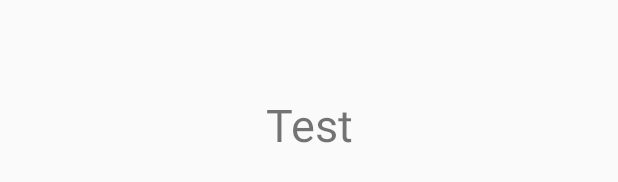
After one commit to BL-CoderOvertime/Project-Week-Unit-2, an Android app: the layout layout_dialog_fragment.xml on its own in the app's theme, with its tools: preview values and no code run, on a phone screen of 412 x 824 dp. The commit adds this screen. Shown: the part 494-676 px from the top of the screen. Run offline under Robolectric (Android 15) with nearby library versions, the phone set to English and light mode, and no system bars.

Commit message:
setup Dialog fragment to launch from MenuItemRecyclerView (To allow for reviews and display has eaten option)

```diff
--- a/app/src/main/java/com/example/projectweekunit2/MenuItemListActivity.java
+++ b/app/src/main/java/com/example/projectweekunit2/MenuItemListActivity.java
@@ -27,7 +27,7 @@ public class MenuItemListActivity extends AppCompatActivity {
 		Bundle data = this.getIntent().getBundleExtra("bundle_key");
 		 ArrayList<MenuItem> menuItems = data.getParcelableArrayList("restaurant_key");
 
-		listAdapter = new MenuItemListAdapter(menuItems);
+		listAdapter = new MenuItemListAdapter(menuItems, this);
 		LinearLayoutManager layoutManager = new LinearLayoutManager(this);
 
 		recyclerView.setAdapter(listAdapter);
--- a/app/src/main/java/com/example/projectweekunit2/RestaurantListActivity.java
+++ b/app/src/main/java/com/example/projectweekunit2/RestaurantListActivity.java
@@ -7,6 +7,7 @@ import android.os.Bundle;
 import android.support.v7.widget.LinearLayoutManager;
 import android.support.v7.widget.RecyclerView;
 import android.support.v7.widget.Toolbar;
+import android.view.View;
 import android.widget.LinearLayout;
 
 import java.util.ArrayList;
@@ -57,6 +58,7 @@ public class RestaurantListActivity extends AppCompatActivity {
 				this, drawerLayout, toolbar, R.string.open_drawer, R.string.close_drawer);
 		drawerLayout.addDrawerListener(toggle);
 		toggle.syncState();
+		drawerLayout.setVisibility(View.VISIBLE);
 
 
 	}
--- a/app/src/main/res/layout/activity_menu_item_list.xml
+++ b/app/src/main/res/layout/activity_menu_item_list.xml
@@ -6,7 +6,7 @@
     android:layout_height="match_parent"
     tools:context=".MenuItemListActivity">
 
-
+<include layout="@layout/menu_drawer_layout" />
 
     <android.support.v7.widget.RecyclerView
         android:id="@+id/menu_item_recycler_view"
@@ -15,5 +15,5 @@
         android:layout_width="match_parent"
         android:layout_height="wrap_content"
         tools:listitem="@layout/menu_list_content"/>
-    <include layout="@layout/menu_drawer_layout" />
+
 </android.support.constraint.ConstraintLayout>
--- a/app/src/main/res/layout/activity_restaurant_list.xml
+++ b/app/src/main/res/layout/activity_restaurant_list.xml
@@ -7,6 +7,7 @@
     tools:context=".RestaurantListActivity">
 
 
+<include layout="@layout/menu_drawer_layout" />
 
     <android.support.v7.widget.RecyclerView
         android:id="@+id/restaurant_list_recycler_view"
@@ -16,5 +17,5 @@
         android:layout_height="wrap_content"
         tools:listitem="@layout/restaurant_list_content"/>
 
-    <include layout="@layout/menu_drawer_layout" />
+
 </android.support.constraint.ConstraintLayout>
--- /dev/null
+++ b/app/src/main/res/layout/layout_dialog_fragment.xml
@@ -0,0 +1,18 @@
+<?xml version="1.0" encoding="utf-8"?>
+<android.support.constraint.ConstraintLayout xmlns:android="http://schemas.android.com/apk/res/android"
+    android:layout_width="match_parent"
+    android:layout_height="match_parent"
+    xmlns:app="http://schemas.android.com/apk/res-auto">
+
+    <TextView
+        android:id="@+id/tv_menu_item_name"
+        android:layout_width="wrap_content"
+        android:layout_height="wrap_content"
+        app:layout_constraintTop_toTopOf="parent"
+        app:layout_constraintLeft_toLeftOf="parent"
+        app:layout_constraintBottom_toBottomOf="parent"
+        app:layout_constraintRight_toRightOf="parent"
+        android:textSize="30dp"
+        android:text="Test"/>
+
+</android.support.constraint.ConstraintLayout>
--- a/app/src/main/res/menu/nav_menu.xml
+++ b/app/src/main/res/menu/nav_menu.xml
@@ -1,4 +1,5 @@
 <?xml version="1.0" encoding="utf-8"?>
 <menu xmlns:android="http://schemas.android.com/apk/res/android">
 
+
 </menu>
```
Also changed, not shown: app/src/main/java/com/example/projectweekunit2/MenuItemListAdapter.java (+9 -2 lines), app/src/main/java/com/example/projectweekunit2/MenuItemOnClickDialog.java (added, +45 -0 lines).
